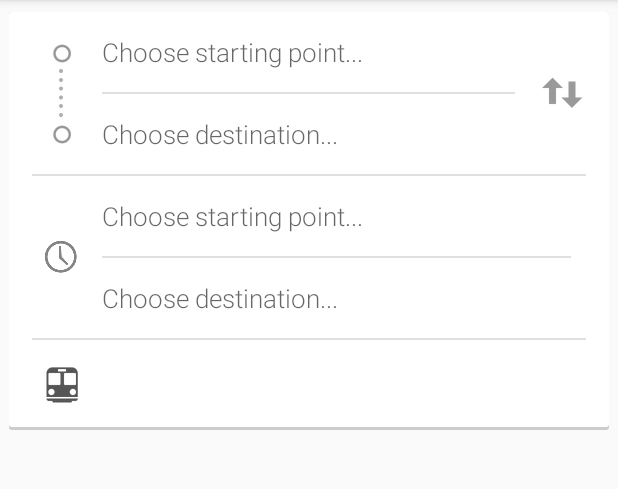
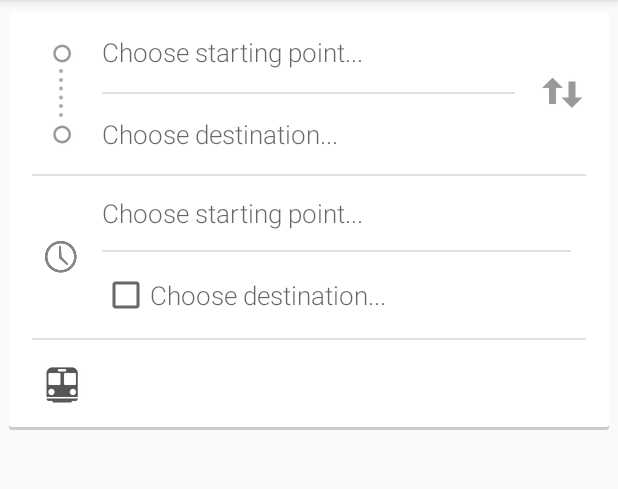
Before and after one commit to dexafree/AndFGC, an Android app: the fragment SearchFragment placed in its activity, on a phone screen of 412 x 824 dp, the part 84-573 px from its top. Run offline under Robolectric (Android 15) with nearby library versions, the phone set to English and light mode, and no system bars; libraries missing offline, so code that uses them is left out: com.doomonafireball.betterpickers, org.arasthel.googlenavdrawermenu; plain views replace GoogleNavigationDrawer; 9 statements that could not run were skipped.

Commit message:
+ Continuacion panel de busquedas

```diff
--- a/app/build.gradle
+++ b/app/build.gradle
@@ -5,7 +5,7 @@ android {
     buildToolsVersion '19.0.3'
 
     defaultConfig {
-        minSdkVersion 8
+        minSdkVersion 9
         targetSdkVersion 19
         versionCode 1
         versionName "1.0"
@@ -26,4 +26,6 @@ dependencies {
     compile 'com.arasthel:gnavdrawer-library:1.0.+'
     compile 'com.koushikdutta.ion:ion:1.2.4'
     compile 'org.jsoup:jsoup:1.7.2'
+    compile 'com.doomonafireball.betterpickers:library:1.5.2'
+    compile 'joda-time:joda-time:2.3'
 }
--- a/app/src/main/AndroidManifest.xml
+++ b/app/src/main/AndroidManifest.xml
@@ -1,12 +1,16 @@
 <?xml version="1.0" encoding="utf-8"?>
 <manifest xmlns:android="http://schemas.android.com/apk/res/android"
     package="com.dexafree.andfgc.app" >
+
+    <uses-permission android:name="android.permission.VIBRATE" />
+    <uses-permission android:name="android.permission.INTERNET" />
 
     <application
         android:allowBackup="true"
         android:icon="@drawable/ic_launcher"
         android:label="@string/app_name"
         android:theme="@style/Theme.Andfgc" >
+
         <activity
             android:name="com.dexafree.andfgc.app.MainActivity"
             android:label="@string/app_name" >
--- a/app/src/main/java/com/dexafree/andfgc/app/fragments/SearchFragment.java
+++ b/app/src/main/java/com/dexafree/andfgc/app/fragments/SearchFragment.java
@@ -1,6 +1,7 @@
 package com.dexafree.andfgc.app.fragments;
 
 import android.app.AlertDialog;
+import android.app.DatePickerDialog;
 import android.content.*;
 import android.os.Bundle;
 import android.support.v4.app.Fragment;
@@ -13,6 +14,15 @@ import android.widget.ListView;
 import android.widget.TextView;
 import com.dexafree.andfgc.app.R;
 import com.dexafree.andfgc.app.beans.Parada;
+import com.dexafree.andfgc.app.utils.Logger;
+import com.doomonafireball.betterpickers.calendardatepicker.CalendarDatePickerDialog;
+import com.doomonafireball.betterpickers.datepicker.DatePickerBuilder;
+import com.doomonafireball.betterpickers.datepicker.DatePickerDialogFragment;
+import com.doomonafireball.betterpickers.timepicker.TimePickerBuilder;
+import com.doomonafireball.betterpickers.timepicker.TimePickerDialogFragment;
+import org.joda.time.DateTime;
+
+import java.util.Calendar;
 
 /**
  * Created by Carlos on 28/04/2014.
@@ -23,16 +33,28 @@ public class SearchFragment extends Fragment {
     public static final String ARRIVAL_SELECTED_STRING = "COM.DEXAFREE.ANDFGC.ARRIVAL_STATION_SELECTED";
     public static final String NOMBRE_PARADA = "NOMBRE_PARADA";
 
+    private static final String FRAG_TAG_DATE_PICKER = "fragment_date_picker_name";
+
     private BroadcastReceiver departureStationSelected;
     private BroadcastReceiver arrivalStationSelected;
-    private BroadcastReceiver departureHourSelected;
 
     private AlertDialog dialog;
 
     private TextView departureStation;
     private TextView arrivalStation;
 
+    private TextView departureHour;
     private Context mContext;
+
+    private String fecha;
+    private String hora;
+    private String minutos;
+    private String fechaHora;
+
+    private MyDateSetHandler dsh;
+
+    private CalendarDatePickerDialog dpb;
+    private TimePickerBuilder tpb;
 
     @Override
     public View onCreateView(LayoutInflater inflater, ViewGroup container, Bundle savedInstanceState) {
@@ -56,6 +78,13 @@ public class SearchFragment extends Fragment {
             }
         });
 
+        departureHour.setOnClickListener(new View.OnClickListener() {
+            @Override
+            public void onClick(View view) {
+                dpb.show(getChildFragmentManager(), FRAG_TAG_DATE_PICKER );
+            }
+        });
+
         return v;
     }
 
@@ -63,6 +92,7 @@ public class SearchFragment extends Fragment {
         mContext = getActivity();
         departureStation = (TextView)v.findViewById(R.id.directions_startpoint_textbox);
         arrivalStation = (TextView)v.findViewById(R.id.directions_endpoint_textbox);
+        departureHour = (TextView)v.findViewById(R.id.departure_hour);
 
         departureStationSelected = new BroadcastReceiver() {
             @Override
@@ -77,48 +107,24 @@ public class SearchFragment extends Fragment {
                 arrivalStation.setText(intent.getExtras().getString(NOMBRE_PARADA));
             }
         };
+
+
+        DateTime now = DateTime.now();
+
+        dsh = new MyDateSetHandler();
+
+        dpb = new CalendarDatePickerDialog()
+                .newInstance(dsh, now.getYear(), now.getMonthOfYear() -1, now.getDayOfMonth());
+
+        tpb = new TimePickerBuilder()
+                .setFragmentManager(getChildFragmentManager())
+                .setStyleResId(R.style.BetterPickersDialogFragment_Light)
+                .addTimePickerDialogHandler(new MyHourSetHandler());
+
     }
 
     private void showStationDialog(final String broadcast){
         AlertDialog.Builder builder = new AlertDialog.Builder(mContext);
-
-        /*LayoutInflater inflater = (LayoutInflater)mContext.getSystemService(Context.LAYOUT_INFLATER_SERVICE);
-
-        View layout = inflater.inflate(R.layout.sample_listview, null);
-        ListView paradesListView = (ListView)layout.findViewById(R.id.listView);
-
-        final String[] parades = Parada.getParadesFromLiniaAsStringArray(mContext, 1);
-
-        ArrayAdapter<String> adapter =
-            new ArrayAdapter<String>(
-                mContext,
-                android.R.layout.simple_list_item_1,
-                parades
-            );
-
-
-        paradesListView.setAdapter(adapter);
-
-        paradesListView.setOnItemClickListener(new AdapterView.OnItemClickListener() {
-            @Override
-            public void onItemClick(AdapterView<?> adapterView, View view, int i, long l) {
-                String parada = parades[i];
-                mContext.sendBroadcast(new Intent().setAction(broadcast).putExtra(NOMBRE_PARADA, parada));
-                dialog.dismiss();
-            }
-        });
-
-        builder.setView(layout);
-        builder.setMessage(R.string.selecciona_parada);
-
-        dialog = builder.create();
-        dialog.requestWindowFeature(android.R.id.title);
-
-
-        dialog.show();
-
-        View title = dialog.findViewById(android.R.id.title);
-        title.setMinimumHeight(50);*/
         builder.setTitle(R.string.selecciona_parada);
         final String[] parades = Parada.getParadesFromLiniaAsStringArray(mContext, 1);
         builder.setItems(parades, new DialogInterface.OnClickListener() {
@@ -134,10 +140,49 @@ public class SearchFragment extends Fragment {
 
     }
 
+    private class MyDateSetHandler implements CalendarDatePickerDialog.OnDateSetListener {
+        @Override
+        public void onDateSet(CalendarDatePickerDialog dialog, int year, int month, int day){
+            Logger.d("year", year+"");
+            Logger.d("month", month+"");
+            Logger.d("day", day+"");
+            fecha = day+"/"+month+"/"+year;
+            showTimeDialog();
+        }
+    }
+
+    private void showTimeDialog(){
+        tpb.show();
+    }
+
+    private class MyHourSetHandler implements TimePickerDialogFragment.TimePickerDialogHandler {
+        @Override
+        public void onDialogTimeSet(int cosa, int hours, int minutes){
+            hora = hours+"";
+            if(minutes < 10) minutos = "0"+minutes;
+            else minutos = minutes+"";
+
+            fechaHora = fecha + " " + hora + ":" + minutos;
+            departureHour.setText(fechaHora);
+        }
+    }
+
     @Override
     public void onDestroy() {
         super.onDestroy();
         mContext.unregisterReceiver(departureStationSelected);
         mContext.unregisterReceiver(arrivalStationSelected);
     }
+
+    @Override
+    public void onResume() {
+        // Example of reattaching to the fragment
+        super.onResume();
+        CalendarDatePickerDialog calendarDatePickerDialog = (CalendarDatePickerDialog) getChildFragmentManager()
+                .findFragmentByTag(FRAG_TAG_DATE_PICKER);
+        if (calendarDatePickerDialog != null) {
+            if(dsh == null) dsh = new MyDateSetHandler();
+            calendarDatePickerDialog.setOnDateSetListener(dsh);
+        }
+    }
 }
--- a/app/src/main/res/layout/directions_input_panel.xml
+++ b/app/src/main/res/layout/directions_input_panel.xml
@@ -38,11 +38,11 @@
             </FrameLayout>
             <LinearLayout style="@style/DividerListContent" android:layout_width="0.0dip"
                           android:layout_height="fill_parent" android:layout_weight="1.0">
-                <TextView style="@style/DirectionsWaypointTextBox" android:id="@+id/textView"
+                <TextView style="@style/DirectionsWaypointTextBox" android:id="@+id/departure_hour"
                           android:hint="@string/DIRECTIONS_CHOOSE_START_POINT" android:layout_width="wrap_content"
                           android:layout_height="wrap_content"
                           tools:text="Hora de salida"/>
-                <TextView style="@style/DirectionsWaypointTextBox" android:id="@+id/textView2"
+                <CheckBox style="@style/DirectionsWaypointTextBox" android:id="@+id/salida_llegada_checkbox"
                           android:hint="@string/DIRECTIONS_CHOOSE_END_POINT" android:layout_width="wrap_content"
                           android:layout_height="wrap_content"
                           tools:text="Hora de llegada"/>
```
Also changed, not shown: app/src/main/assets/parades.sqlite, 1 other file.
